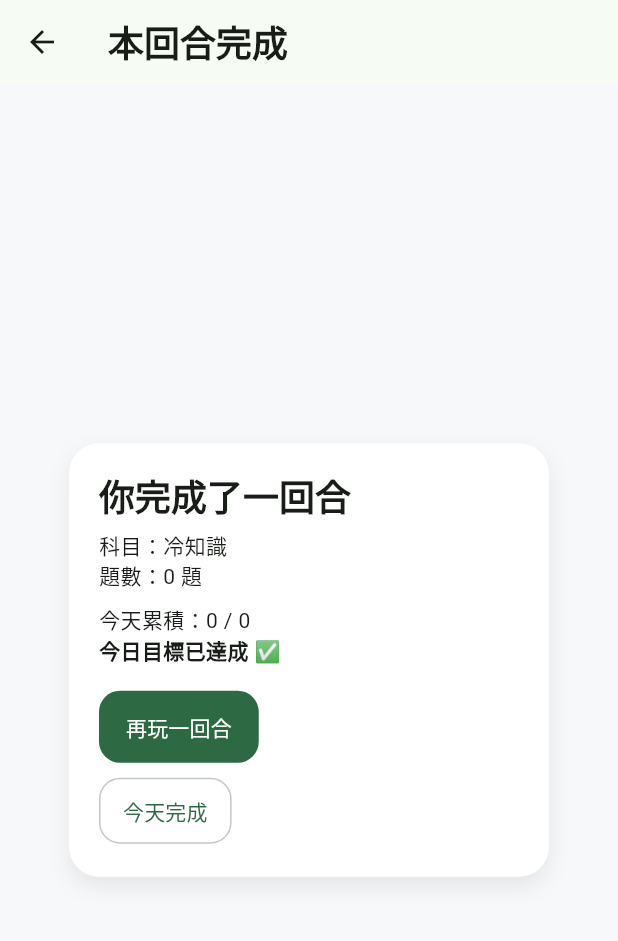
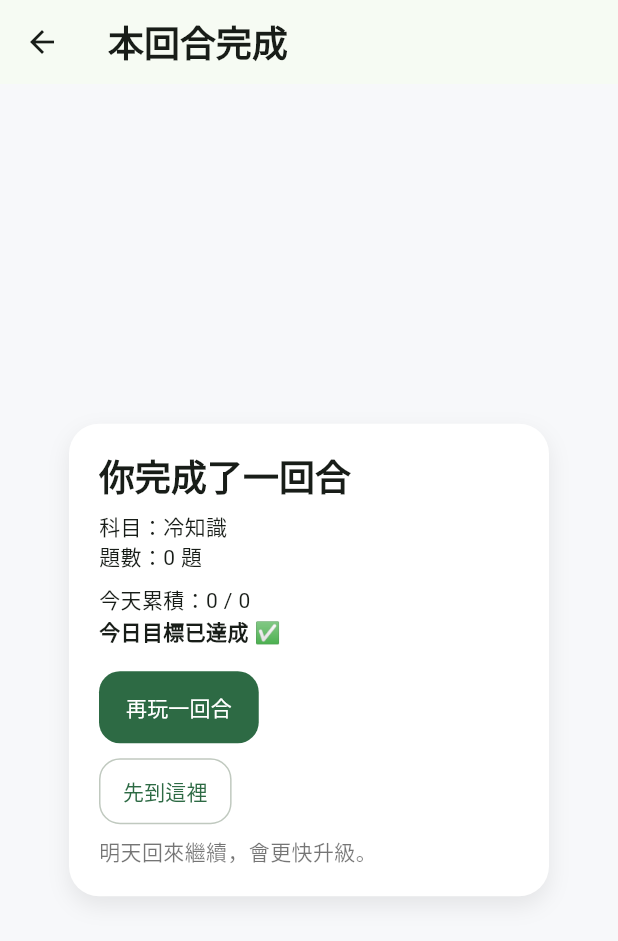
Before and after one commit to joshyxlee/loom_v2, a Flutter app: the SessionSummaryCard screen opened directly with sample values from the repository, on a phone screen of 412 x 824 dp. Shown: the top 941 px of the screen. Run offline on Flutter 3.47's test engine with Material 3 defaults, Android fonts, the phone set to English and light mode, and no system bars.

Commit message:
Adjust completion copy and add next-day hint

```diff
--- a/lib/widgets/session_summary_card.dart
+++ b/lib/widgets/session_summary_card.dart
@@ -84,8 +84,11 @@ class SessionSummaryCard extends StatelessWidget {
               const SizedBox(height: 8),
               OutlinedButton(
                 onPressed: () => Navigator.popUntil(context, (route) => route.isFirst),
-                child: const Text('今天完成'),
+                child: const Text('先到這裡'),
               ),
+              const SizedBox(height: 6),
+              const Text('明天回來繼續，會更快升級。',
+                  style: TextStyle(color: Colors.black54)),
             ],
           ),
         ),
```
